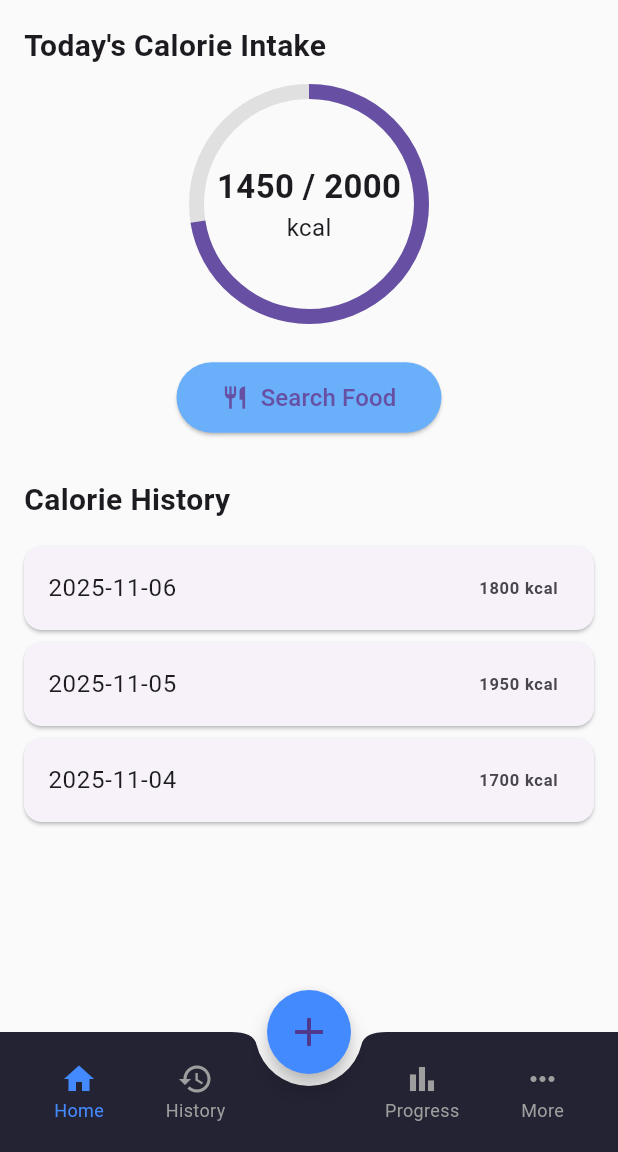
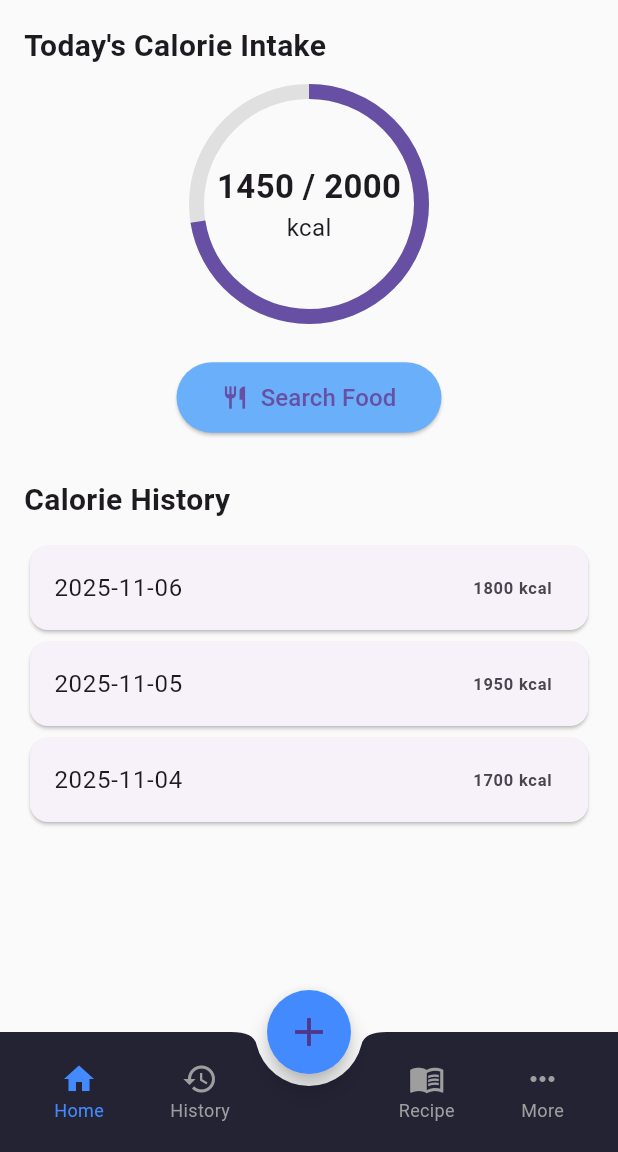
Before and after one commit to okkaraungaung/EatSmart, a Flutter app: the screen it shows after launch, on a phone screen of 412 x 824 dp, the part 84-1236 px from its top. Run offline on Flutter 3.47's test engine with Material 3 defaults, Android fonts, the phone set to English and light mode, and no system bars.

Commit message:
add recipe screen

```diff
--- a/lib/home_screen.dart
+++ b/lib/home_screen.dart
@@ -1,6 +1,7 @@
 import 'package:flutter/material.dart';
 import 'food_search_screen.dart';
 import 'history_screen.dart';
+import 'recipe_builder_screen.dart';
 
 class HomeScreen extends StatefulWidget {
   const HomeScreen({super.key});
@@ -14,31 +15,74 @@ class _HomeScreenState extends State<HomeScreen> {
   int todayCalories = 1450;
   int _selectedIndex = 0;
 
+  late final List<Widget> _screens;
+
+  @override
+  void initState() {
+    super.initState();
+    _screens = [
+      _buildHomeContent(),
+      const HistoryScreen(date: '2025-11-06'),
+      const RecipeBuilderScreen(),
+      _buildMoreScreen(),
+    ];
+  }
+
+  void _onItemTapped(int index) {
+    setState(() => _selectedIndex = index);
+  }
+
+  @override
+  Widget build(BuildContext context) {
+    return Scaffold(
+      appBar: AppBar(title: const Text("EatSmart"), centerTitle: true),
+
+      body: IndexedStack(index: _selectedIndex, children: _screens),
+
+      floatingActionButton: FloatingActionButton(
+        backgroundColor: Colors.blueAccent,
+        shape: const CircleBorder(),
+        onPressed: () {
+          Navigator.push(
+            context,
+            MaterialPageRoute(builder: (_) => const FoodSearchScreen()),
+          );
+        },
+        child: const Icon(Icons.add, size: 32),
+      ),
+      floatingActionButtonLocation: FloatingActionButtonLocation.centerDocked,
+
+      bottomNavigationBar: BottomAppBar(
+        color: const Color(0xFF232334),
+        shape: const CircularNotchedRectangle(),
+        notchMargin: 8,
+        child: Padding(
+          padding: const EdgeInsets.symmetric(horizontal: 8.0),
+          child: Row(
+            mainAxisAlignment: MainAxisAlignment.spaceBetween,
+            children: [
+              _buildNavItem(Icons.home, "Home", 0),
+              _buildNavItem(Icons.history, "History", 1),
+              const SizedBox(width: 48),
+              _buildNavItem(Icons.menu_book, "Recipe", 2),
+              _buildNavItem(Icons.more_horiz, "More", 3),
+            ],
+          ),
+        ),
+      ),
+    );
+  }
+
+  Widget _buildHomeContent() {
+    double progress = todayCalories / dailyGoal;
+
     List<Map<String, dynamic>> history = [
       {"date": "2025-11-06", "calories": 1800},
       {"date": "2025-11-05", "calories": 1950},
       {"date": "2025-11-04", "calories": 1700},
     ];
 
-  void _onItemTapped(int index) {
-    setState(() => _selectedIndex = index);
-    if (index == 1) {
-      Navigator.push(
-        context,
-        MaterialPageRoute(
-          builder: (_) => const HistoryScreen(date: '2025-11-06'),
-        ),
-      );
-    }
-  }
-
-  @override
-  Widget build(BuildContext context) {
-    double progress = todayCalories / dailyGoal;
-
-    return Scaffold(
-      appBar: AppBar(title: const Text("EatSmart"), centerTitle: true),
-      body: Padding(
+    return Padding(
       padding: const EdgeInsets.all(16),
       child: Column(
         crossAxisAlignment: CrossAxisAlignment.start,
@@ -49,7 +93,6 @@ class _HomeScreenState extends State<HomeScreen> {
           ),
           const SizedBox(height: 16),
 
-            // Progress Circle
           Center(
             child: Stack(
               alignment: Alignment.center,
@@ -64,7 +107,6 @@ class _HomeScreenState extends State<HomeScreen> {
                   ),
                 ),
                 Column(
-                    mainAxisSize: MainAxisSize.min,
                   children: [
                     Text(
                       "$todayCalories / $dailyGoal",
@@ -98,10 +140,7 @@ class _HomeScreenState extends State<HomeScreen> {
                 );
               },
               icon: const Icon(Icons.restaurant),
-                label: const Text(
-                  "Search Food",
-                  style: TextStyle(fontSize: 16),
-                ),
+              label: const Text("Search Food", style: TextStyle(fontSize: 16)),
             ),
           ),
 
@@ -112,27 +151,19 @@ class _HomeScreenState extends State<HomeScreen> {
             style: TextStyle(fontSize: 20, fontWeight: FontWeight.bold),
           ),
           const SizedBox(height: 12),
+
           Expanded(
             child: ListView.builder(
               itemCount: history.length,
               itemBuilder: (context, index) {
                 final day = history[index];
                 return Card(
-                    margin: const EdgeInsets.symmetric(vertical: 4),
                   child: ListTile(
                     title: Text(day['date']),
                     trailing: Text(
                       "${day['calories']} kcal",
                       style: const TextStyle(fontWeight: FontWeight.bold),
                     ),
-                      onTap: () {
-                        Navigator.push(
-                          context,
-                          MaterialPageRoute(
-                            builder: (_) => HistoryScreen(date: day['date']),
-                          ),
-                        );
-                      },
                   ),
                 );
               },
@@ -140,46 +171,21 @@ class _HomeScreenState extends State<HomeScreen> {
           ),
         ],
       ),
-      ),
+    );
+  }
 
-      // Floating button
-      floatingActionButton: FloatingActionButton(
-        backgroundColor: Colors.blueAccent,
-        shape: const CircleBorder(),
-        onPressed: () {
-          Navigator.push(
-            context,
-            MaterialPageRoute(builder: (_) => const FoodSearchScreen()),
-          );
-        },
-        child: const Icon(Icons.add, size: 32),
-      ),
-      floatingActionButtonLocation: FloatingActionButtonLocation.centerDocked,
-
-      // Bottom navigation bar
-      bottomNavigationBar: BottomAppBar(
-        color: const Color(0xFF232334),
-        shape: const CircularNotchedRectangle(),
-        notchMargin: 8,
-        child: Padding(
-          padding: const EdgeInsets.symmetric(horizontal: 8.0),
-          child: Row(
-            mainAxisAlignment: MainAxisAlignment.spaceBetween,
-            children: [
-              _buildNavItem(Icons.home, "Home", 0),
-              _buildNavItem(Icons.history, "History", 1),
-              const SizedBox(width: 48), // space for + button
-              _buildNavItem(Icons.bar_chart, "Progress", 2),
-              _buildNavItem(Icons.more_horiz, "More", 3),
-            ],
-          ),
-        ),
+  Widget _buildMoreScreen() {
+    return const Center(
+      child: Text(
+        "More Settings Coming Soon",
+        style: TextStyle(fontSize: 18, color: Colors.white),
       ),
     );
   }
 
   Widget _buildNavItem(IconData icon, String label, int index) {
     final isSelected = _selectedIndex == index;
+
     return GestureDetector(
       onTap: () => _onItemTapped(index),
       child: Padding(
```
Also changed, not shown: lib/recipe_builder_screen.dart (added, +135 -0 lines). Lines whose indentation alone changed are shown as unchanged.
